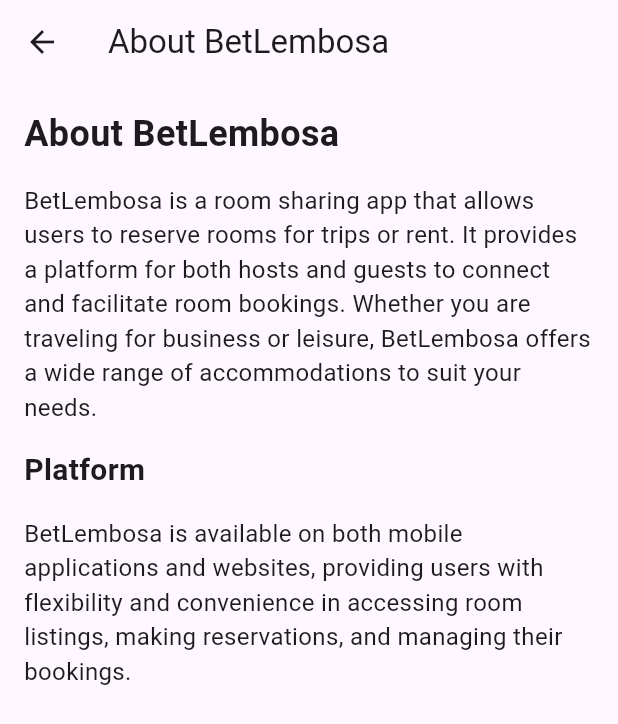
After one commit to Paul-tes/BetLembosa-Room-Sharing-App, a Flutter app: the AboutPage screen opened directly, on a phone screen of 412 x 824 dp. The commit adds this screen. Shown: the top 724 px of the screen. Run offline on Flutter 3.47's test engine with Material 3 defaults, Android fonts, the phone set to English and light mode, and no system bars; our stand-ins replace firebase_auth, firebase_core, google_nav_bar; accounts and stored records are empty; network calls fail.

```diff
--- a/lib/model/reservation.dart
+++ b/lib/model/reservation.dart
@@ -137,6 +137,7 @@
 
   // add room to reservation
   void reserve(Room room) {
+    rooms.remove(room); // Remove room from available rooms
     reservations.add(room);
     notifyListeners();
   }
@@ -145,6 +146,7 @@
   // remove the room form reservation
   void removeReservation(Room room) {
     reservations.remove(room);
+    rooms.add(room); // Add room back to available rooms
     notifyListeners();
   }
 }
--- /dev/null
+++ b/lib/pages/about_page.dart
@@ -0,0 +1,51 @@
+import 'package:flutter/material.dart';
+
+class AboutPage extends StatelessWidget {
+  const AboutPage({Key? key}) : super(key: key);
+
+  @override
+  Widget build(BuildContext context) {
+    return Scaffold(
+      appBar: AppBar(
+        title: Text('About BetLembosa'),
+      ),
+      body: const SingleChildScrollView(
+        padding: EdgeInsets.all(16),
+        child: Column(
+          crossAxisAlignment: CrossAxisAlignment.start,
+          children: [
+            Text(
+              'About BetLembosa',
+              style: TextStyle(
+                fontSize: 24,
+                fontWeight: FontWeight.bold,
+              ),
+            ),
+            SizedBox(height: 16),
+            Text(
+              'BetLembosa is a room sharing app that allows users to reserve rooms for trips or rent. It provides a platform for both hosts and guests to connect and facilitate room bookings. Whether you are traveling for business or leisure, BetLembosa offers a wide range of accommodations to suit your needs.',
+              style: TextStyle(
+                fontSize: 16,
+              ),
+            ),
+            SizedBox(height: 16),
+            Text(
+              'Platform',
+              style: TextStyle(
+                fontSize: 20,
+                fontWeight: FontWeight.bold,
+              ),
+            ),
+            SizedBox(height: 16),
+            Text(
+              'BetLembosa is available on both mobile applications and websites, providing users with flexibility and convenience in accessing room listings, making reservations, and managing their bookings.',
+              style: TextStyle(
+                fontSize: 16,
+              ),
+            ),
+          ],
+        ),
+      ),
+    );
+  }
+}
```
Also changed, not shown: lib/components/bottom_nav_bar.dart (+1 -6 lines), lib/components/reservation_item.dart (+43 -3 lines), lib/pages/booking_page.dart (deleted, +0 -12 lines), lib/pages/home_page.dart (+18 -16 lines), lib/pages/my_rooms_page.dart (deleted, +0 -12 lines), lib/pages/reservation_page.dart (+6 -3 lines).
